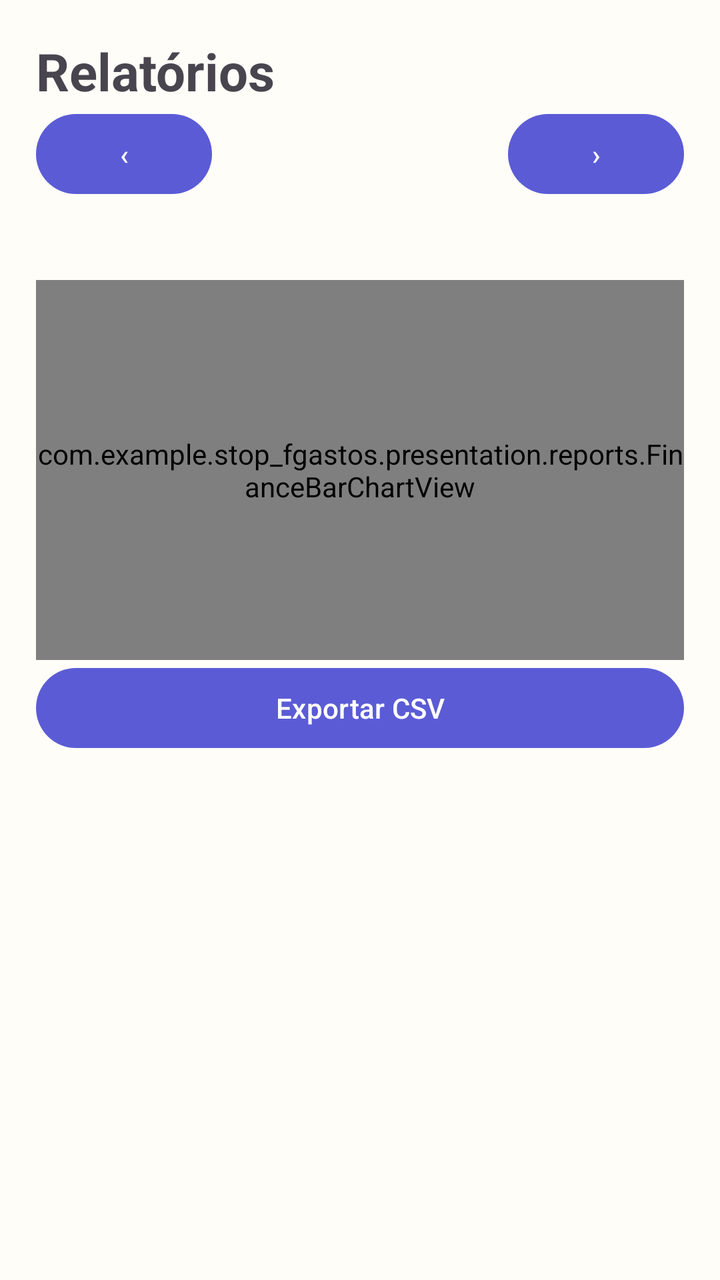
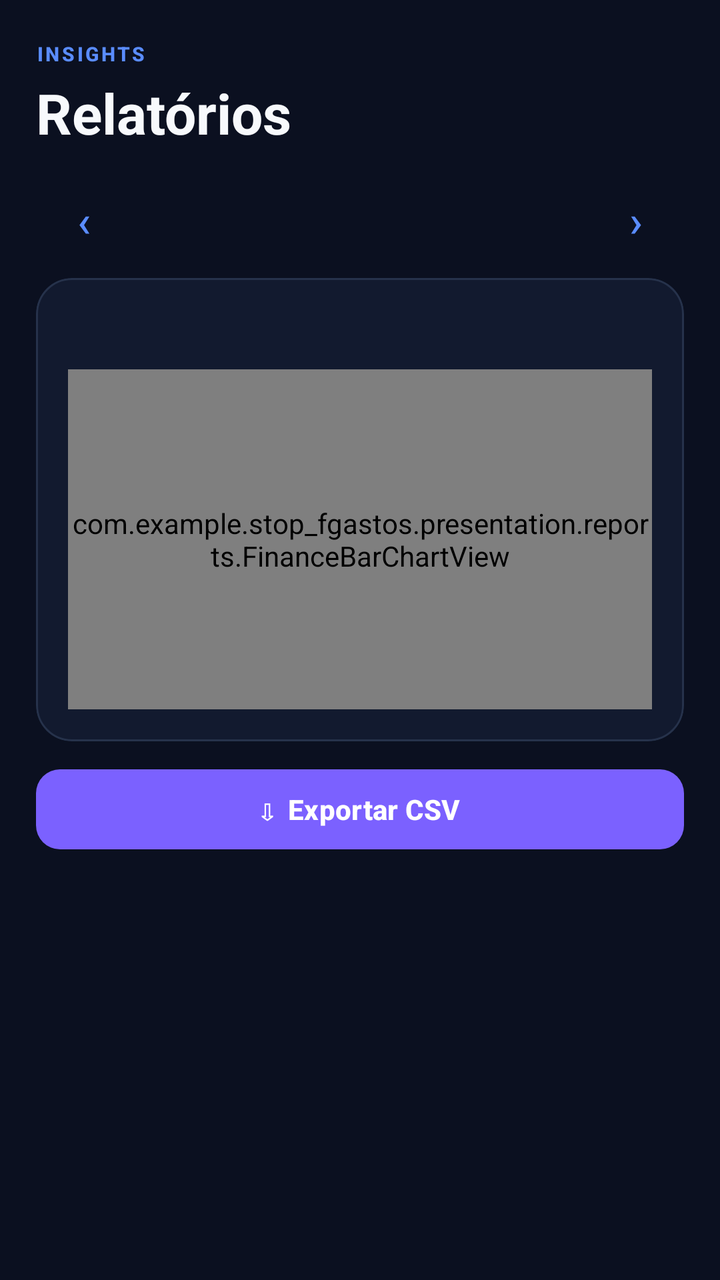

Screens rendered from an Android XML layout before and after an edit, with the pre-edit source and the edit as a unified diff.
<!-- AndroidManifest.xml: application theme Theme.StopGastos -->
<!-- res/layout/fragment_reports.xml -->
<?xml version="1.0" encoding="utf-8"?>
<LinearLayout xmlns:android="http://schemas.android.com/apk/res/android"
    android:layout_width="match_parent"
    android:layout_height="match_parent"
    android:orientation="vertical"
    android:padding="18dp">
    <TextView android:layout_width="match_parent" android:layout_height="wrap_content" android:text="Relatórios" android:textSize="26sp" android:textStyle="bold" />
    <LinearLayout android:layout_width="match_parent" android:layout_height="wrap_content" android:gravity="center" android:orientation="horizontal">
        <com.google.android.material.button.MaterialButton android:id="@+id/report_previous" android:layout_width="wrap_content" android:layout_height="wrap_content" android:text="‹" />
        <TextView android:id="@+id/report_month" android:layout_width="0dp" android:layout_height="wrap_content" android:layout_weight="1" android:gravity="center" android:textSize="18sp" android:textStyle="bold" />
        <com.google.android.material.button.MaterialButton android:id="@+id/report_next" android:layout_width="wrap_content" android:layout_height="wrap_content" android:text="›" />
    </LinearLayout>
    <TextView android:id="@+id/report_summary" android:layout_width="match_parent" android:layout_height="wrap_content" android:padding="10dp" />
    <com.example.stop_fgastos.presentation.reports.FinanceBarChartView android:id="@+id/report_chart" android:layout_width="match_parent" android:layout_height="190dp" />
    <com.google.android.material.button.MaterialButton android:id="@+id/report_export" android:layout_width="match_parent" android:layout_height="wrap_content" android:text="Exportar CSV" />
    <androidx.recyclerview.widget.RecyclerView android:id="@+id/report_recycler" android:layout_width="match_parent" android:layout_height="0dp" android:layout_weight="1" />
</LinearLayout>
<!-- resources referenced by this layout -->
<resources>
  <style name="Theme.StopGastos" parent="Theme.Material3.DayNight.NoActionBar">
          <item name="colorPrimary">@color/primary</item>
          <item name="colorOnPrimary">@color/on_primary</item>
          <item name="colorSecondary">@color/secondary</item>
          <item name="android:colorBackground">@color/surface</item>
          <item name="colorSurface">@color/surface</item>
          <item name="colorError">@color/error</item>
          <item name="android:windowLightStatusBar">true</item>
      </style>
  <color name="primary">#5B5BD6</color>
  <color name="on_primary">#FFFFFF</color>
  <color name="secondary">#008C7A</color>
  <color name="surface">#FFFDF8</color>
  <color name="error">#BA1A1A</color>
</resources>

<!-- the commit's change to res/layout/fragment_reports.xml (unified diff, before → after) -->
@@ -1,17 +1,20 @@
 <?xml version="1.0" encoding="utf-8"?>
-<LinearLayout xmlns:android="http://schemas.android.com/apk/res/android"
-    android:layout_width="match_parent"
-    android:layout_height="match_parent"
-    android:orientation="vertical"
-    android:padding="18dp">
-    <TextView android:layout_width="match_parent" android:layout_height="wrap_content" android:text="Relatórios" android:textSize="26sp" android:textStyle="bold" />
-    <LinearLayout android:layout_width="match_parent" android:layout_height="wrap_content" android:gravity="center" android:orientation="horizontal">
-        <com.google.android.material.button.MaterialButton android:id="@+id/report_previous" android:layout_width="wrap_content" android:layout_height="wrap_content" android:text="‹" />
-        <TextView android:id="@+id/report_month" android:layout_width="0dp" android:layout_height="wrap_content" android:layout_weight="1" android:gravity="center" android:textSize="18sp" android:textStyle="bold" />
-        <com.google.android.material.button.MaterialButton android:id="@+id/report_next" android:layout_width="wrap_content" android:layout_height="wrap_content" android:text="›" />
+<LinearLayout xmlns:android="http://schemas.android.com/apk/res/android" xmlns:app="http://schemas.android.com/apk/res-auto"
+    android:layout_width="match_parent" android:layout_height="match_parent" android:background="@color/background" android:orientation="vertical"
+    android:paddingStart="@dimen/screen_padding" android:paddingEnd="@dimen/screen_padding" android:paddingTop="20dp">
+    <TextView android:layout_width="wrap_content" android:layout_height="wrap_content" android:text="INSIGHTS" android:textAppearance="@style/TextAppearance.StopGastos.Eyebrow" />
+    <TextView android:layout_width="match_parent" android:layout_height="wrap_content" android:layout_marginTop="4dp" android:text="Relatórios" android:textAppearance="@style/TextAppearance.StopGastos.Title" />
+    <LinearLayout android:layout_width="match_parent" android:layout_height="wrap_content" android:gravity="center_vertical" android:orientation="horizontal" android:layout_marginTop="10dp">
+        <com.google.android.material.button.MaterialButton android:id="@+id/report_previous" style="@style/Widget.StopGastos.Button.Text" android:layout_width="48dp" android:layout_height="48dp" android:text="‹" android:textSize="22sp" />
+        <TextView android:id="@+id/report_month" android:layout_width="0dp" android:layout_height="wrap_content" android:layout_weight="1" android:gravity="center" android:textColor="@color/text_primary" android:textSize="17sp" android:textStyle="bold" />
+        <com.google.android.material.button.MaterialButton android:id="@+id/report_next" style="@style/Widget.StopGastos.Button.Text" android:layout_width="48dp" android:layout_height="48dp" android:text="›" android:textSize="22sp" />
     </LinearLayout>
-    <TextView android:id="@+id/report_summary" android:layout_width="match_parent" android:layout_height="wrap_content" android:padding="10dp" />
-    <com.example.stop_fgastos.presentation.reports.FinanceBarChartView android:id="@+id/report_chart" android:layout_width="match_parent" android:layout_height="190dp" />
-    <com.google.android.material.button.MaterialButton android:id="@+id/report_export" android:layout_width="match_parent" android:layout_height="wrap_content" android:text="Exportar CSV" />
-    <androidx.recyclerview.widget.RecyclerView android:id="@+id/report_recycler" android:layout_width="match_parent" android:layout_height="0dp" android:layout_weight="1" />
+    <com.google.android.material.card.MaterialCardView style="@style/Widget.StopGastos.Card" android:layout_width="match_parent" android:layout_height="wrap_content" android:layout_marginTop="6dp">
+        <LinearLayout android:layout_width="match_parent" android:layout_height="wrap_content" android:orientation="vertical" android:padding="16dp">
+            <TextView android:id="@+id/report_summary" android:layout_width="match_parent" android:layout_height="wrap_content" android:textColor="@color/text_primary" android:textSize="13sp" android:lineSpacingExtra="3dp" />
+            <com.example.stop_fgastos.presentation.reports.FinanceBarChartView android:id="@+id/report_chart" android:layout_width="match_parent" android:layout_height="170dp" android:layout_marginTop="12dp" />
+        </LinearLayout>
+    </com.google.android.material.card.MaterialCardView>
+    <com.google.android.material.button.MaterialButton android:id="@+id/report_export" style="@style/Widget.StopGastos.Button.Primary" android:layout_width="match_parent" android:layout_height="wrap_content" android:layout_marginTop="10dp" android:text="⇩  Exportar CSV" />
+    <androidx.recyclerview.widget.RecyclerView android:id="@+id/report_recycler" android:layout_width="match_parent" android:layout_height="0dp" android:layout_weight="1" android:layout_marginTop="10dp" android:clipToPadding="false" android:paddingBottom="14dp" />
 </LinearLayout>
<!-- resource entries referenced after the edit -->
@@ -1,18 +1,69 @@
 <!-- resources referenced by this layout -->
 <resources>
-  <style name="Theme.StopGastos" parent="Theme.Material3.DayNight.NoActionBar">
+  <color name="background">#0B1020</color>
+  <color name="text_primary">#F7F9FC</color>
+  <dimen name="screen_padding">18dp</dimen>
+  <style name="TextAppearance.StopGastos.Eyebrow" parent="TextAppearance.Material3.LabelSmall">
+          <item name="android:textColor">@color/primary_2</item>
+          <item name="android:textStyle">bold</item>
+          <item name="android:letterSpacing">0.12</item>
+          <item name="android:textAllCaps">true</item>
+          <item name="android:textSize">10sp</item>
+      </style>
+  <style name="TextAppearance.StopGastos.Title" parent="TextAppearance.Material3.HeadlineMedium">
+          <item name="android:textColor">@color/text_primary</item>
+          <item name="android:textStyle">bold</item>
+          <item name="android:textSize">28sp</item>
+      </style>
+  <style name="Widget.StopGastos.Button.Primary" parent="Widget.Material3.Button">
+          <item name="backgroundTint">@color/primary</item>
+          <item name="android:textColor">@color/white</item>
+          <item name="cornerRadius">12dp</item>
+          <item name="android:minHeight">48dp</item>
+          <item name="android:textAllCaps">false</item>
+          <item name="android:textStyle">bold</item>
+      </style>
+  <style name="Widget.StopGastos.Button.Text" parent="Widget.Material3.Button.TextButton">
+          <item name="android:textColor">@color/primary_2</item>
+          <item name="android:textAllCaps">false</item>
+      </style>
+  <style name="Widget.StopGastos.Card" parent="Widget.Material3.CardView.Elevated">
+          <item name="cardBackgroundColor">@color/surface</item>
+          <item name="cardCornerRadius">18dp</item>
+          <item name="cardElevation">0dp</item>
+          <item name="strokeColor">@color/line</item>
+          <item name="strokeWidth">1dp</item>
+      </style>
+  <style name="Theme.StopGastos" parent="Theme.Material3.Dark.NoActionBar">
           <item name="colorPrimary">@color/primary</item>
           <item name="colorOnPrimary">@color/on_primary</item>
+          <item name="colorPrimaryContainer">@color/primary_soft</item>
+          <item name="colorOnPrimaryContainer">@color/text_primary</item>
           <item name="colorSecondary">@color/secondary</item>
-          <item name="android:colorBackground">@color/surface</item>
           <item name="colorSurface">@color/surface</item>
-          <item name="colorError">@color/error</item>
-          <item name="android:windowLightStatusBar">true</item>
+          <item name="colorSurfaceVariant">@color/surface_2</item>
+          <item name="colorOnSurface">@color/text_primary</item>
+          <item name="colorOnSurfaceVariant">@color/text_muted</item>
+          <item name="colorOutline">@color/line</item>
+          <item name="colorError">@color/danger</item>
+          <item name="android:colorBackground">@color/background</item>
+          <item name="android:windowBackground">@color/background</item>
+          <item name="android:statusBarColor">@color/background</item>
+          <item name="android:navigationBarColor">@color/background</item>
+          <item name="android:windowLightStatusBar">false</item>
+          <item name="android:windowLightNavigationBar">false</item>
+          <item name="android:windowNoTitle">true</item>
       </style>
-  <color name="primary">#5B5BD6</color>
+  <color name="primary_2">#5A8CFF</color>
+  <color name="primary">#7B61FF</color>
+  <color name="white">#FFFFFF</color>
   <color name="on_primary">#FFFFFF</color>
-  <color name="secondary">#008C7A</color>
-  <color name="surface">#FFFDF8</color>
-  <color name="error">#BA1A1A</color>
+  <color name="primary_soft">#2A2457</color>
+  <color name="secondary">#16C7B7</color>
+  <color name="surface_2">#17223B</color>
+  <color name="text_muted">#99A5BB</color>
+  <color name="danger">#FF5F6D</color>
+  <color name="surface">#121A2F</color>
+  <color name="line">#26324B</color>
 </resources>
 
